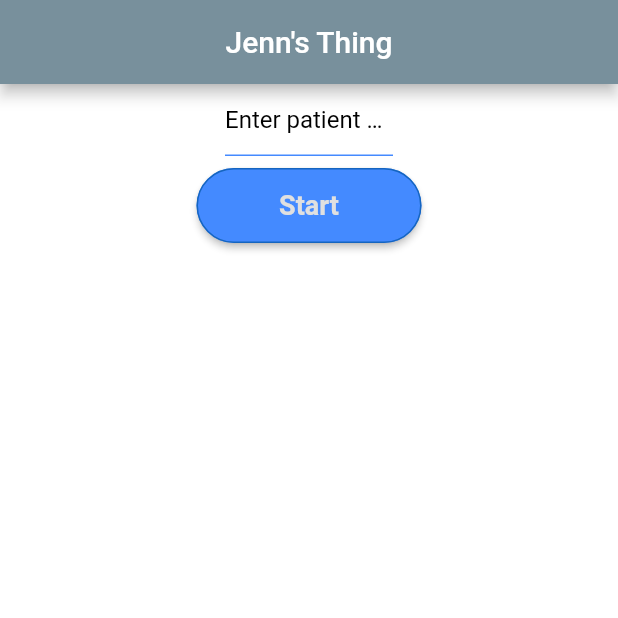
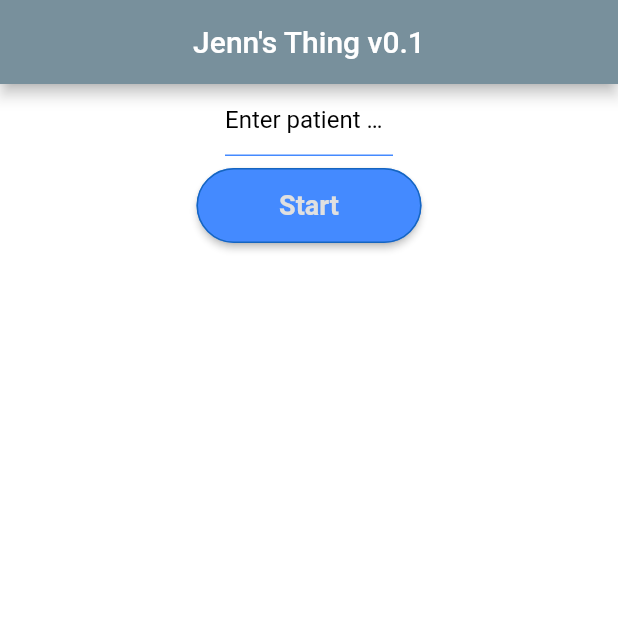
Before and after one commit to benjjensen/JennsCalculator, a Flutter app: the screen it shows after launch, on a phone screen of 412 x 824 dp, the top half of it. Run offline on Flutter 3.47's test engine with Material 2 defaults, Android fonts, the light colour scheme and no system bars.

Commit message:
Adjusted title in main.dart to evaluate how to push these changes to the site

```diff
--- a/iv_calculator/lib/main.dart
+++ b/iv_calculator/lib/main.dart
@@ -1,3 +1,7 @@
+/* https://blog.solutelabs.com/flutter-for-web-how-to-deploy-a-flutter-web-app-c7d9db7ced2e
+ Above was used for deploying to web. Note that for Part 2, step 2, you must remember to
+ "git push origin gh-pages */
+
 import 'package:flutter/material.dart';
 import 'Patient.dart';
 import "Parameters.dart";
@@ -26,7 +30,7 @@ class _MyAppState extends State<MyApp> {
       ),
       home: Scaffold(
         appBar: AppBar(
-          title: Text("Jenn's Thing"),
+          title: Text("Jenn's Thing v0.1"),
           centerTitle: true,
         ),
         backgroundColor: Colors.white,
```
